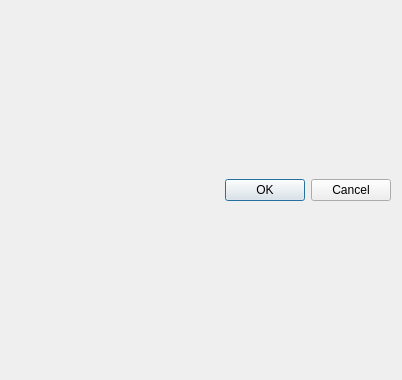
Qt form src/neuralNetworkConfig.ui (ldsc/lvp) before a commit.
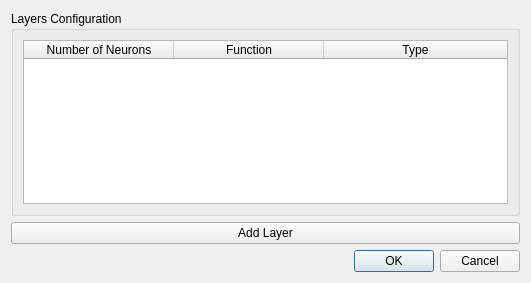
The same form after that commit.

Commit message: created layers configuration modal

The edit to the form file:
```diff
--- a/src/neuralNetworkConfig.ui
+++ b/src/neuralNetworkConfig.ui
@@ -6,15 +6,15 @@
    <rect>
     <x>0</x>
     <y>0</y>
-    <width>402</width>
-    <height>380</height>
+    <width>531</width>
+    <height>283</height>
    </rect>
   </property>
   <property name="windowTitle">
    <string>Neural Network Configuration</string>
   </property>
-  <layout class="QVBoxLayout" name="verticalLayout">
-   <item>
+  <layout class="QGridLayout" name="gridLayout">
+   <item row="3" column="0">
     <widget class="QDialogButtonBox" name="buttonBox">
      <property name="orientation">
       <enum>Qt::Horizontal</enum>
@@ -24,6 +24,50 @@
      </property>
     </widget>
    </item>
+   <item row="1" column="0">
+    <widget class="QGroupBox" name="layersGroupBox">
+     <property name="title">
+      <string>Layers Configuration</string>
+     </property>
+     <layout class="QVBoxLayout" name="verticalLayout">
+      <item>
+       <widget class="QTableWidget" name="layersTable">
+        <attribute name="horizontalHeaderMinimumSectionSize">
+         <number>28</number>
+        </attribute>
+        <attribute name="horizontalHeaderDefaultSectionSize">
+         <number>150</number>
+        </attribute>
+        <attribute name="horizontalHeaderStretchLastSection">
+         <bool>true</bool>
+        </attribute>
+        <column>
+         <property name="text">
+          <string>Number of Neurons</string>
+         </property>
+        </column>
+        <column>
+         <property name="text">
+          <string>Function</string>
+         </property>
+        </column>
+        <column>
+         <property name="text">
+          <string>Type</string>
+         </property>
+        </column>
+       </widget>
+      </item>
+     </layout>
+    </widget>
+   </item>
+   <item row="2" column="0">
+    <widget class="QPushButton" name="actionAddLayer">
+     <property name="text">
+      <string>Add Layer</string>
+     </property>
+    </widget>
+   </item>
   </layout>
  </widget>
  <resources/>
```
The commit also changes 3 other files.
